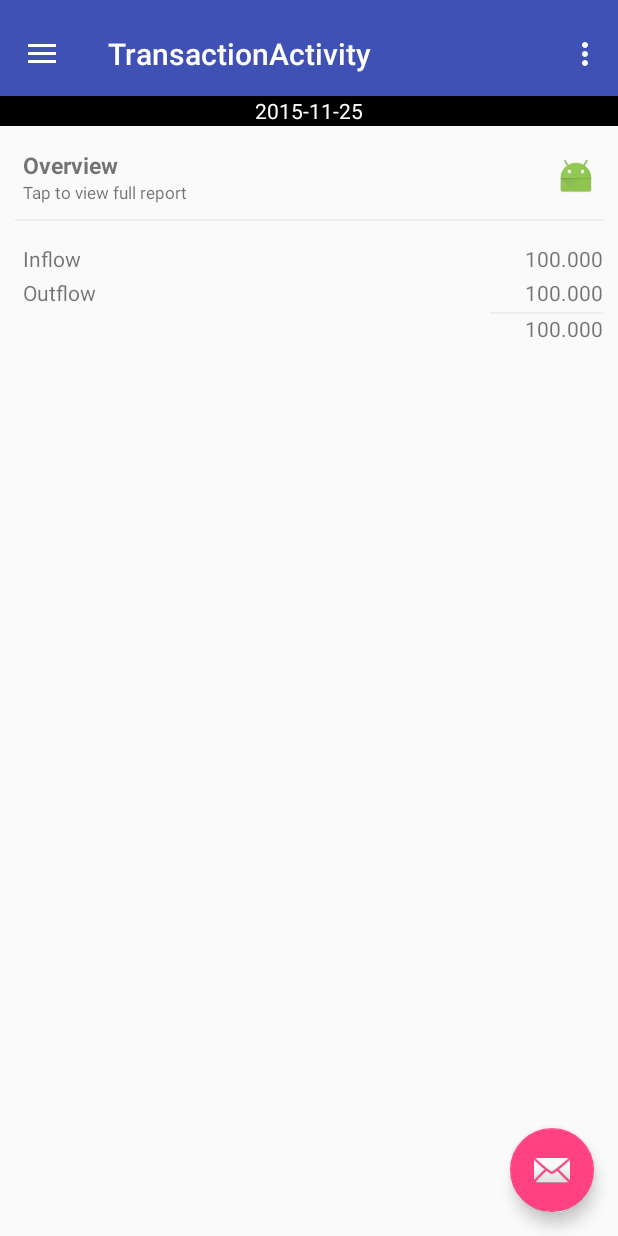
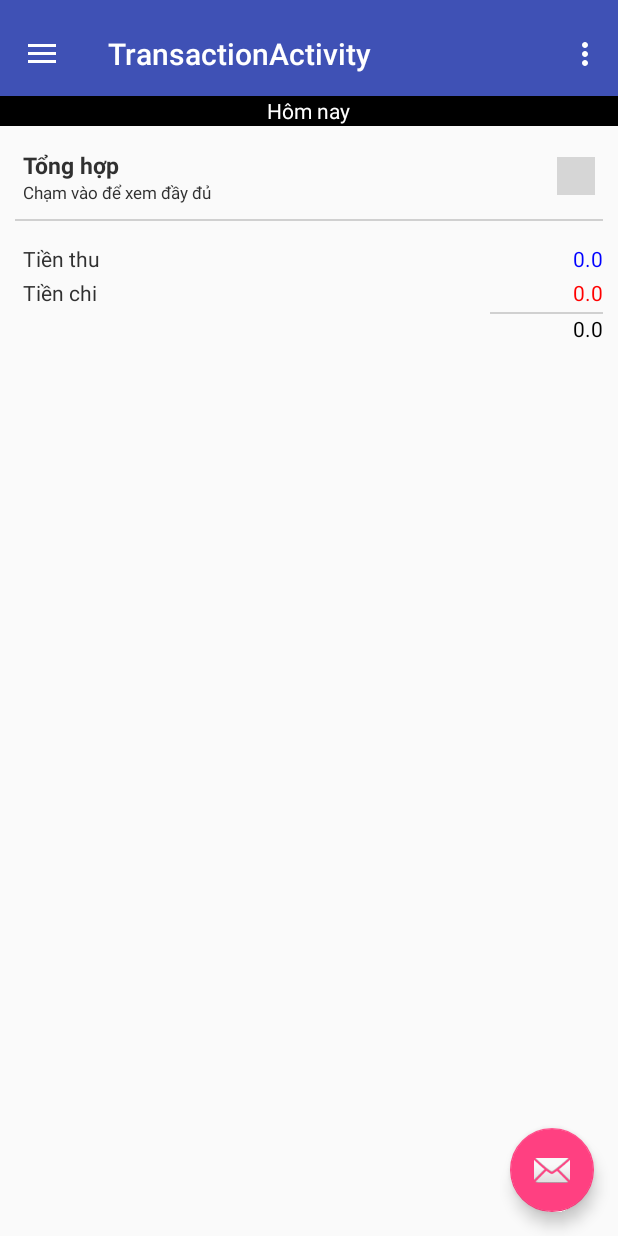
Before and after one commit to alanddev/manWal, an Android app: the screen it shows after launch (TransactionActivity), on a phone screen of 412 x 824 dp. Run offline under Robolectric (Android 15) with nearby library versions, the phone set to English and light mode, and no system bars; grey boxes are pictures that could not be loaded.

```diff
--- a/app/src/main/java/com/alanddev/manwal/adapter/TransSectionPagerAdapter.java
+++ b/app/src/main/java/com/alanddev/manwal/adapter/TransSectionPagerAdapter.java
@@ -3,10 +3,12 @@ package com.alanddev.manwal.adapter;
 import android.support.v4.app.Fragment;
 import android.support.v4.app.FragmentManager;
 import android.support.v4.app.FragmentPagerAdapter;
+import android.util.Log;
 
 import com.alanddev.manwal.fragment.TransactionFragment;
 import com.alanddev.manwal.model.Transactions;
 
+import java.util.ArrayList;
 import java.util.List;
 
 /**
@@ -23,8 +25,12 @@ public class TransSectionPagerAdapter extends FragmentPagerAdapter {
     public Fragment getItem(int position) {
         // getItem is called to instantiate the fragment for the given page.
         // Return a PlaceholderFragment (defined as a static inner class below).
-        return TransactionFragment.newInstance(position + 1,datas);
+        Fragment fragment = TransactionFragment.newInstance(position + 1,datas);
+        return fragment;
     }
+
+
+
 
     @Override
     public int getCount() {
@@ -38,11 +44,7 @@ public class TransSectionPagerAdapter extends FragmentPagerAdapter {
 
     @Override
     public CharSequence getPageTitle(int position) {
-        if(datas!=null){
-            return datas.get(position).getDisplay_date().toString();
-        }else{
-            return null;
-        }
+        return null;
     }
 
     public void setData(List<Transactions> datas){
--- a/app/src/main/java/com/alanddev/manwal/controller/TransactionController.java
+++ b/app/src/main/java/com/alanddev/manwal/controller/TransactionController.java
@@ -10,6 +10,7 @@ import com.alanddev.manwal.helper.IDataSource;
 import com.alanddev.manwal.helper.MwSQLiteHelper;
 import com.alanddev.manwal.model.Category;
 import com.alanddev.manwal.model.Model;
+import com.alanddev.manwal.model.TransactionDay;
 import com.alanddev.manwal.model.TransactionDetail;
 import com.alanddev.manwal.model.Transactions;
 import com.alanddev.manwal.util.Constant;
@@ -25,9 +26,11 @@ import java.util.List;
 public class TransactionController implements IDataSource {
     private SQLiteDatabase database;
     private MwSQLiteHelper dbHelper;
+    private Context mContext;
 
     public TransactionController(Context context){
         dbHelper = new MwSQLiteHelper(context);
+        this.mContext = context;
     }
     @Override
     public void open() {
@@ -168,8 +171,9 @@ public class TransactionController implements IDataSource {
     public List<Transactions> getTransbyDay(){
         List<Transactions> transactionses = new ArrayList<Transactions>();
         for(int i=0;i<7;i++){
+            List<TransactionDay> transactionDays = new ArrayList<TransactionDay>();
+            TransactionDay transactionDay = new TransactionDay();
             Transactions transactions = new Transactions();
-            List<TransactionDetail> items = new ArrayList<TransactionDetail>();
             Float examount = Float.valueOf(0);
             Float inamount = Float.valueOf(0);
             Calendar cal = Calendar.getInstance();
@@ -192,7 +196,7 @@ public class TransactionController implements IDataSource {
                 trans.add(tran);
                 cursor.moveToNext();
             }
-            transactions.setItems(trans);
+            transactionDay.setItems(trans);
 
             for(int j=0;j<trans.size();j++){
                 TransactionDetail transactionDetail = trans.get(j);
@@ -202,10 +206,19 @@ public class TransactionController implements IDataSource {
                     inamount = inamount+transactionDetail.getAmountt();
                 }
             }
+            transactionDay.setExamount(examount);
+            transactionDay.setInamount(inamount);
+            transactionDay.setNetamount(examount + inamount);
+            cal.add(Calendar.DATE, 1);
+            transactionDay.setDisplay_date(cal.getTime());
+            transactionDays.add(transactionDay);
+
+            //set transactions
+            transactions.setInamount(inamount);
             transactions.setExamount(examount);
-            transactions.setInamount(inamount);
-            transactions.setNetamount(examount + inamount);
-            transactions.setDisplay_date(cal.getTime());
+            transactions.setNetamount(inamount+examount);
+            transactions.setItems(transactionDays);
+            transactions.setTitle(Utils.getDayView(mContext, Utils.changeDate2Date(cal.getTime(),Constant.DATE_FORMAT_PICKER)));
             transactionses.add(transactions);
         }
         return transactionses;
@@ -226,18 +239,16 @@ public class TransactionController implements IDataSource {
             List<Model> models = getAll(sql.toString());
             for(int j=0;j<models.size();j++){
                 TransactionDetail transactionDetail = (TransactionDetail)models.get(j);
-
-
                 if(transactionDetail.getCate_type()== Constant.EXPENSE_TYPE){
                     examount = examount-transactionDetail.getAmountt();
                 }else{
                     inamount = inamount+transactionDetail.getAmountt();
                 }
-                transactions.getItems().add(transactionDetail);
+                //transactions.getItems().add(transactionDetail);
             }
-            transactions.setExamount(examount);
+           /* transactions.setExamount(examount);
             transactions.setInamount(inamount);
-            transactions.setDisplay_date(cal.getTime());
+            transactions.setDisplay_date(cal.getTime());*/
             transactionses.add(transactions);
         }
         return transactionses;
--- a/app/src/main/java/com/alanddev/manwal/fragment/TransactionFragment.java
+++ b/app/src/main/java/com/alanddev/manwal/fragment/TransactionFragment.java
@@ -2,6 +2,7 @@ package com.alanddev.manwal.fragment;
 
 import android.os.Bundle;
 import android.support.v4.app.Fragment;
+import android.util.Log;
 import android.view.LayoutInflater;
 import android.view.View;
 import android.view.ViewGroup;
@@ -10,6 +11,7 @@ import android.widget.TextView;
 import com.alanddev.manwal.R;
 import com.alanddev.manwal.adapter.TransactionAdapter;
 import com.alanddev.manwal.model.Transactions;
+import com.alanddev.manwal.model.TransactionDay;
 import com.alanddev.manwal.model.TransactionDetail;
 import com.alanddev.manwal.util.Utils;
 import com.foound.widget.AmazingListView;
@@ -50,62 +52,24 @@ public class TransactionFragment extends Fragment {
         View rootView = inflater.inflate(R.layout.trans_fragment_tabbed, container, false);
         TransactionAdapter adapter;
         Integer sectionNumber = getArguments().getInt(ARG_SECTION_NUMBER);
+        Transactions transactions = transactionses.get(sectionNumber - 1);
         AmazingListView lsComposer = (AmazingListView) rootView.findViewById(R.id.lsttransaction);
+        lsComposer.setAdapter(adapter = new TransactionAdapter(getActivity().getApplicationContext(), inflater, transactions.getItems()));
+        TextView txtheader = (TextView)rootView.findViewById(R.id.txtheadtitle);
+        txtheader.setText(transactions.getTitle());
+
         View header = inflater.inflate(R.layout.trans_header_list, null, false);
-
-        TextView txtheader = (TextView)rootView.findViewById(R.id.txtheadtitle);
-        txtheader.setText(Utils.changeDate2Str(transactionses.get(sectionNumber - 1).getDisplay_date()));
-        List<Transactions> datas = new ArrayList<Transactions>();
-        datas.add(transactionses.get(sectionNumber-1));
-        lsComposer.setAdapter(adapter = new TransactionAdapter(getActivity().getApplicationContext(), inflater,datas));
-        lsComposer.addHeaderView(header);
-
-
+        if(transactions.getItems()!=null&&transactions.getItems().size()>0){
+            TextView txtInflowAmt = (TextView)header.findViewById(R.id.txtInflowAmt);
+            TextView txtOutflowAmt = (TextView)header.findViewById(R.id.txtOutflowAmt);
+            TextView txtNetAmt = (TextView)header.findViewById(R.id.txtallAmt);
+            txtInflowAmt.setText(transactions.getInamount()+"");
+            txtOutflowAmt.setText(transactions.getExamount()+"");
+            txtNetAmt.setText(transactions.getNetamount()+"");
+            txtheader.setText((transactions.getTitle()));
+            lsComposer.addHeaderView(header);
+        }
         return rootView;
     }
-    /*private List<Transactions> getData() {
-        List<Transactions> lstItemDt = new ArrayList<Transactions>();
-        Transactions itemDt = new Transactions();
-        itemDt.setDay("Today");
-        itemDt.setDate("16");
-        itemDt.setMonth("November");
-        itemDt.setYear("2015");
-        itemDt.setAmount("100000");
-        itemDt.setItems(getItems());
-        lstItemDt.add(itemDt);
-
-        itemDt = new Transactions();
-        itemDt.setDay("Yesterday");
-        itemDt.setDate("15");
-        itemDt.setMonth("November");
-        itemDt.setYear("2015");
-        itemDt.setAmount("100000");
-        itemDt.setItems(getItems());
-        lstItemDt.add(itemDt);
-
-        itemDt = new Transactions();
-        itemDt.setDay("Saturday");
-        itemDt.setDate("14");
-        itemDt.setMonth("November");
-        itemDt.setYear("2015");
-        itemDt.setAmount("100000");
-        itemDt.setItems(getItems());
-        lstItemDt.add(itemDt);
-
-        return lstItemDt;
-    }
-
-    private List<TransactionDetail> getItems() {
-        List<TransactionDetail> lstItems = new ArrayList<TransactionDetail>();
-        for (int i = 0; i < 5; i++) {
-            TransactionDetail item = new TransactionDetail();
-            item.setAmount("20000");
-            item.setDes("Buy clothers in the market");
-            item.setType("Shopping");
-            lstItems.add(item);
-        }
-        return lstItems;
-    }
-*/
 
 }
--- /dev/null
+++ b/app/src/main/java/com/alanddev/manwal/model/TransactionDay.java
@@ -0,0 +1,55 @@
+package com.alanddev.manwal.model;
+
+import java.util.Date;
+import java.util.List;
+
+/**
+ * Created by ANLD on 26/11/2015.
+ */
+public class TransactionDay {
+    private Date display_date;
+    private float examount;
+    private float inamount;
+    private float netamount;
+    private List<TransactionDetail> items;
+
+    public Date getDisplay_date() {
+        return display_date;
+    }
+
+    public void setDisplay_date(Date display_date) {
+        this.display_date = display_date;
+    }
+
+    public float getExamount() {
+        return examount;
+    }
+
+    public void setExamount(float examount) {
+        this.examount = examount;
+    }
+
+    public float getInamount() {
+        return inamount;
+    }
+
+    public void setInamount(float inamount) {
+        this.inamount = inamount;
+    }
+
+    public float getNetamount() {
+        return netamount;
+    }
+
+    public void setNetamount(float netamount) {
+        this.netamount = netamount;
+    }
+
+    public List<TransactionDetail> getItems() {
+        return items;
+    }
+
+    public void setItems(List<TransactionDetail> items) {
+        this.items = items;
+    }
+}
--- a/app/src/main/java/com/alanddev/manwal/model/Transactions.java
+++ b/app/src/main/java/com/alanddev/manwal/model/Transactions.java
@@ -4,18 +4,18 @@ import java.util.Date;
 import java.util.List;
 
 public class Transactions {
-	private Date display_date;
+	private String title;
 	private float examount;
 	private float inamount;
 	private float netamount;
-	private List<TransactionDetail> items;
+	private List<TransactionDay> items;
 
-	public Date getDisplay_date() {
-		return display_date;
+	public String getTitle() {
+		return title;
 	}
 
-	public void setDisplay_date(Date display_date) {
-		this.display_date = display_date;
+	public void setTitle(String title) {
+		this.title = title;
 	}
 
 	public float getExamount() {
@@ -42,11 +42,11 @@ public class Transactions {
 		this.netamount = netamount;
 	}
 
-	public List<TransactionDetail> getItems() {
+	public List<TransactionDay> getItems() {
 		return items;
 	}
 
-	public void setItems(List<TransactionDetail> items) {
+	public void setItems(List<TransactionDay> items) {
 		this.items = items;
 	}
 }
--- a/app/src/main/java/com/alanddev/manwal/ui/CategoryActivity.java
+++ b/app/src/main/java/com/alanddev/manwal/ui/CategoryActivity.java
@@ -155,6 +155,7 @@ public class CategoryActivity extends AppCompatActivity {
                     Intent intent=new Intent();
                     intent.putExtra(MwSQLiteHelper.COLUMN_CATE_ID, category.getId());
                     intent.putExtra(MwSQLiteHelper.COLUMN_CATE_NAME, category.getName());
+                    intent.putExtra(MwSQLiteHelper.COLUMN_CATE_IMG, category.getImage());
                     getActivity().setResult(TransactionAddActivity.PICK_CATEGORY, intent);
                     getActivity().finish();//finishing activity
                 }
--- a/app/src/main/java/com/alanddev/manwal/util/Constant.java
+++ b/app/src/main/java/com/alanddev/manwal/util/Constant.java
@@ -20,4 +20,5 @@ public class Constant {
     public static final String SHAREDPREFERENCES_NAME = "My_SharedPreferences";
     public static final String VIEW_TYPE = "VIEW_TYPE";
     public static final String WALLET_ID = "WALLET_ID";
+    public static final int ADD_TRANSACTION_SUCCESS = 1;
 }
--- a/app/src/main/java/com/alanddev/manwal/util/Utils.java
+++ b/app/src/main/java/com/alanddev/manwal/util/Utils.java
@@ -6,6 +6,8 @@ import android.database.Cursor;
 import android.net.Uri;
 import android.provider.MediaStore;
 
+import com.alanddev.manwal.R;
+
 import java.io.File;
 import java.io.FileInputStream;
 import java.io.FileOutputStream;
@@ -13,8 +15,10 @@ import java.io.IOException;
 import java.io.InputStream;
 import java.io.OutputStream;
 import java.text.DateFormat;
+import java.text.DateFormatSymbols;
 import java.text.ParseException;
 import java.text.SimpleDateFormat;
+import java.util.Calendar;
 import java.util.Date;
 import java.util.Locale;
 
@@ -24,6 +28,22 @@ import java.util.Locale;
 public class Utils {
 
     private static int wallet_id;
+
+    private static Locale locale;
+    private static Locale localDefault = new Locale("vi","VI");
+
+    public static Locale getLocale() {
+        if(locale==null){
+            return localDefault;
+        }
+        return locale;
+    }
+
+    public static void setLocale(Locale locale) {
+        Utils.locale = locale;
+    }
+
+
 
     public static String changeDateStr2Str(String dateStr){
         DateFormat fromFormat = new SimpleDateFormat(Constant.DATE_FORMAT_PICKER);
@@ -99,6 +119,12 @@ public class Utils {
         return toFormat.format(date);
     }
 
+    public static String changeDate2Str(Date date,String dateformat){
+        DateFormat toFormat = new SimpleDateFormat(dateformat);
+        toFormat.setLenient(false);
+        return toFormat.format(date);
+    }
+
     public static Date changeStr2Date(String dateStr,String dateformat){
         DateFormat fromFormat = new SimpleDateFormat(dateformat);
         fromFormat.setLenient(false);
@@ -110,8 +136,13 @@ public class Utils {
         return new Date();
     }
 
+    public static Date changeDate2Date(Date date,String datefomat){
+        String strDate = changeDate2Str(date,datefomat);
+        return changeStr2Date(strDate,datefomat);
+    }
+
     public static SharedPreferences getSharedPreferences(Context context){
-        return context.getSharedPreferences(Constant.SHAREDPREFERENCES_NAME,context.MODE_PRIVATE);
+        return context.getSharedPreferences(Constant.SHAREDPREFERENCES_NAME, context.MODE_PRIVATE);
     }
 
 
@@ -124,4 +155,71 @@ public class Utils {
         Utils.wallet_id = wallet_id;
     }
 
+    public static Date getYesterday(){
+        Calendar calendar = Calendar.getInstance();
+        calendar.add(Calendar.DATE,-1);
+        return changeDate2Date(calendar.getTime(), Constant.DATE_FORMAT_DB);
+    }
+
+    public static Date getTomorrow(){
+        Calendar calendar = Calendar.getInstance();
+        calendar.add(Calendar.DATE,1);
+        return changeDate2Date(calendar.getTime(), Constant.DATE_FORMAT_DB);
+    }
+
+    public static Date getToday(){
+        Calendar calendar = Calendar.getInstance();
+        return changeDate2Date(calendar.getTime(), Constant.DATE_FORMAT_DB);
+    }
+
+    public static String getStrToday(){
+        Calendar calendar = Calendar.getInstance();
+        return changeDate2Str(calendar.getTime(), Constant.DATE_FORMAT_DB);
+    }
+
+    public static String getStrYesterday(){
+        Calendar calendar = Calendar.getInstance();
+        calendar.add(Calendar.DATE,-1);
+        return changeDate2Str(calendar.getTime(), Constant.DATE_FORMAT_DB);
+    }
+
+    public static String getStrTomorrow(){
+        Calendar calendar = Calendar.getInstance();
+        calendar.add(Calendar.DATE,1);
+        return changeDate2Str(calendar.getTime(), Constant.DATE_FORMAT_DB);
+    }
+
+    public static String getDayView(Context context, Date date){
+        String[] dayview = context.getResources().getStringArray(R.array.day_view);
+        if(date.compareTo(getToday())==0){
+            return dayview[1];
+        }else if(date.compareTo(getYesterday())==0){
+            return dayview[0];
+        }else if(date.compareTo(getTomorrow())==0){
+            return dayview[2];
+        }else{
+            return changeDate2Str(date,Constant.DATE_FORMAT_PICKER);
+        }
+    }
+
+    public static String getDatefromDayView(Context context,String dateStr){
+        String[] dayview = context.getResources().getStringArray(R.array.day_view);
+        String strRes;
+        if(dateStr.equals(dayview[0])){
+            // Yesterday
+            strRes = getStrYesterday();
+        }else if(dateStr.equals(dayview[1])){
+            //Today
+            strRes = getStrToday();
+        }else if(dateStr.equals(dayview[2])){
+            //Tomorrow
+            strRes = getStrTomorrow();
+        }else{
+            return changeDateStr2Str(dateStr);
+        }
+        return strRes;
+    }
+
+
+
 }
--- a/app/src/main/res/layout/trans_fragment_tabbed.xml
+++ b/app/src/main/res/layout/trans_fragment_tabbed.xml
@@ -23,7 +23,7 @@
         <com.foound.widget.AmazingListView
             android:id="@+id/lsttransaction"
             android:layout_width="match_parent"
-            android:layout_height="match_parent"
+            android:layout_height="wrap_content"
             android:divider="#FFFFFF" >
         </com.foound.widget.AmazingListView>
 
--- a/app/src/main/res/layout/trans_header_list.xml
+++ b/app/src/main/res/layout/trans_header_list.xml
@@ -16,9 +16,10 @@
             android:layout_width="wrap_content"
             android:layout_height="wrap_content"
             android:layout_marginLeft="15dp"
-            android:text="Overview"
+            android:text="@string/overview"
             android:textSize="15sp"
-            android:textStyle="bold" />
+            android:textStyle="bold"
+            android:textColor="@color/colorTextColor"/>
 
         <TextView
             android:id="@+id/overview_smalltitle"
@@ -26,8 +27,9 @@
             android:layout_height="wrap_content"
             android:layout_below="@id/overview_title"
             android:layout_marginLeft="15dp"
-            android:text="Tap to view full report"
-            android:textSize="11sp" />
+            android:text="@string/overview_click_me"
+            android:textSize="11sp"
+            android:textColor="@color/colorTextColor"/>
 
         <ImageView
             android:id="@+id/imageView1"
@@ -36,7 +38,7 @@
             android:layout_alignParentRight="true"
             android:layout_centerVertical="true"
             android:layout_marginRight="15dp"
-            android:src="@mipmap/ic_launcher" />
+            android:src="@mipmap/ic_arrow_right" />
     </RelativeLayout>
 
     <TableRow
@@ -46,7 +48,7 @@
         android:layout_marginTop="10dp"
         android:layout_marginLeft="10dp"
         android:layout_marginRight="10dp"
-        android:background="#EEEEEE" >
+        android:background="@color/colorDivider" >
     </TableRow>
 
     <RelativeLayout
@@ -61,7 +63,8 @@
             android:layout_height="wrap_content"
             android:layout_alignParentLeft="true"
             android:layout_marginLeft="15dp"
-            android:text="Inflow" />
+            android:text="@string/inflow_txt"
+            android:textColor="@color/colorTextColor"/>
 
         <TextView
             android:id="@+id/txtInflowAmt"
@@ -69,7 +72,7 @@
             android:layout_height="wrap_content"
             android:layout_alignParentRight="true"
             android:layout_marginRight="10dp"
-            android:text="100.000" />
+            android:textColor="@color/colorInflow"/>
     </RelativeLayout>
 
     <RelativeLayout
@@ -84,7 +87,8 @@
             android:layout_height="wrap_content"
             android:layout_alignParentLeft="true"
             android:layout_marginLeft="15dp"
-            android:text="Outflow" />
+            android:text="@string/outflow_txt"
+            android:textColor="@color/colorTextColor"/>
 
         <TextView
             android:id="@+id/txtOutflowAmt"
@@ -92,7 +96,7 @@
             android:layout_height="wrap_content"
             android:layout_alignParentRight="true"
             android:layout_marginRight="10dp"
-            android:text="100.000" />
+            android:textColor="@color/colorOutFlow"/>
     </RelativeLayout>
 
     <RelativeLayout
@@ -106,7 +110,7 @@
             android:layout_height="1dp"
             android:layout_alignParentRight="true"
             android:layout_marginRight="10dp"
-            android:background="#EEEEEE" >
+            android:background="@color/colorDivider" >
         </TableRow>
 
         <TextView
@@ -116,7 +120,7 @@
             android:layout_alignParentRight="true"
             android:layout_below="@id/hr2"
             android:layout_marginRight="10dp"
-            android:text="100.000" >
+            android:textColor="@color/colorNetAmount">
         </TextView>
     </RelativeLayout>
 </LinearLayout>
--- a/app/src/main/res/values/colors.xml
+++ b/app/src/main/res/values/colors.xml
@@ -3,4 +3,11 @@
     <color name="colorPrimary">#3F51B5</color>
     <color name="colorPrimaryDark">#303F9F</color>
     <color name="colorAccent">#FF4081</color>
+    <color name="colorInflow">#0000FF</color>
+    <color name="colorOutFlow">#FF0000</color>
+    <color name="colorNetAmount">#000000</color>
+    <color name="colorNote">#606060</color>
+    <color name="colorBlack">#000000</color>
+    <color name="colorDivider">#D0D0D0</color>
+    <color name="colorTextColor">#303030</color>
 </resources>
--- a/app/src/main/res/values/strings.xml
+++ b/app/src/main/res/values/strings.xml
@@ -11,8 +11,8 @@
     <string name="name_wallet">Tên</string>
     <string name="currency">Loại Tiền Tệ</string>
     <string name="amount_wallet">Số tiền</string>
-    <string name="action_save">Save</string>
-    <string name="title_activity_transaction_add">Add Transaction</string>
+    <string name="action_save">Xong</string>
+    <string name="title_activity_transaction_add">Thêm giao dịch</string>
     <string name="title_activity_wallet_add">Add Wallet</string>
 
     <string name="title_activity_list_currency">Currency</string>
@@ -80,5 +80,23 @@
         <item>Dollar</item>
     </string-array>
 
+    <string-array name="day_view">
+        <item>Hôm qua</item>
+        <item>Hôm nay</item>
+        <item>Ngày mai</item>
+    </string-array>
+
+    <string name="today">Hôm nay</string>
+    <string name="check_amout_exist">Bạn phải nhập số tiền</string>
+    <string name="check_category_exist">Bạn phải nhập loại giao dịch</string>
+    <string name="amount">Số tiền</string>
+    <string name="select_category">Chọn loại giao dịch</string>
+    <string name="note">Ghi chú</string>
+    <string name="overview">Tổng hợp</string>
+    <string name="overview_click_me">Chạm vào để xem đầy đủ</string>
+    <string name="inflow_txt">Tiền thu</string>
+    <string name="outflow_txt">Tiền chi</string>
+
+
 
 </resources>
```
Also changed, not shown: app/src/main/java/com/alanddev/manwal/adapter/TransactionAdapter.java (+23 -8 lines), app/src/main/java/com/alanddev/manwal/ui/TransactionActivity.java (+20 -2 lines), app/src/main/java/com/alanddev/manwal/ui/TransactionAddActivity.java (+19 -3 lines), app/src/main/res/layout/content_transaction_add.xml (+14 -13 lines), app/src/main/res/layout/item_composer_header.xml (+10 -6 lines), app/src/main/res/layout/list_transaction.xml (+6 -7 lines).
